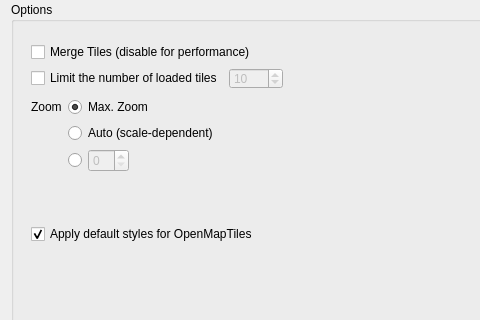
Before: the Qt Designer form ui/dlg_file_connection.ui in geometalab/Vector-Tiles-Reader-QGIS-Plugin, drawn with Qt 5; both pictures show x 0 to 480 and y 98 to 418 of the 1057 by 705 pixel window.
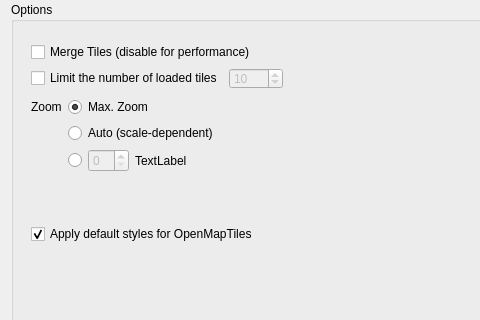
After: the same form once the commit is applied. Icons and pictures are not drawn.

Commit message: update min/max zoom upon file change

Diff of the .ui file:
```diff
--- a/ui/dlg_file_connection.ui
+++ b/ui/dlg_file_connection.ui
@@ -191,6 +191,13 @@
            </property>
           </widget>
          </item>
+         <item>
+          <widget class="QLabel" name="lblZoomRange">
+           <property name="text">
+            <string>TextLabel</string>
+           </property>
+          </widget>
+         </item>
          <item>
           <spacer name="horizontalSpacer">
            <property name="orientation">
```
The commit also changes 3 other files.
